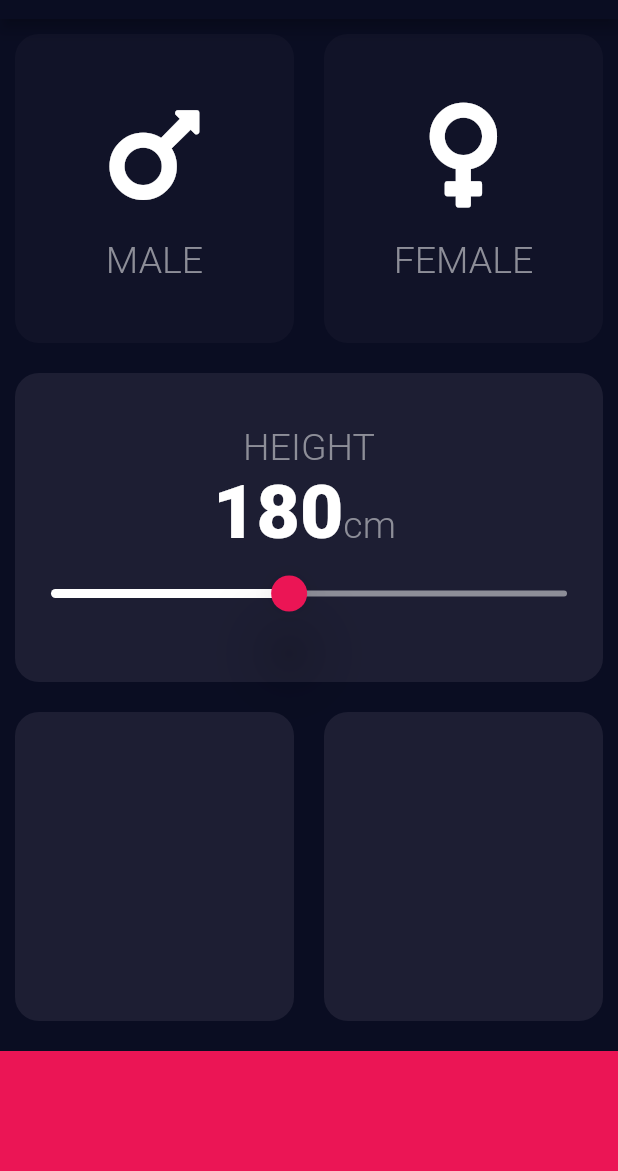
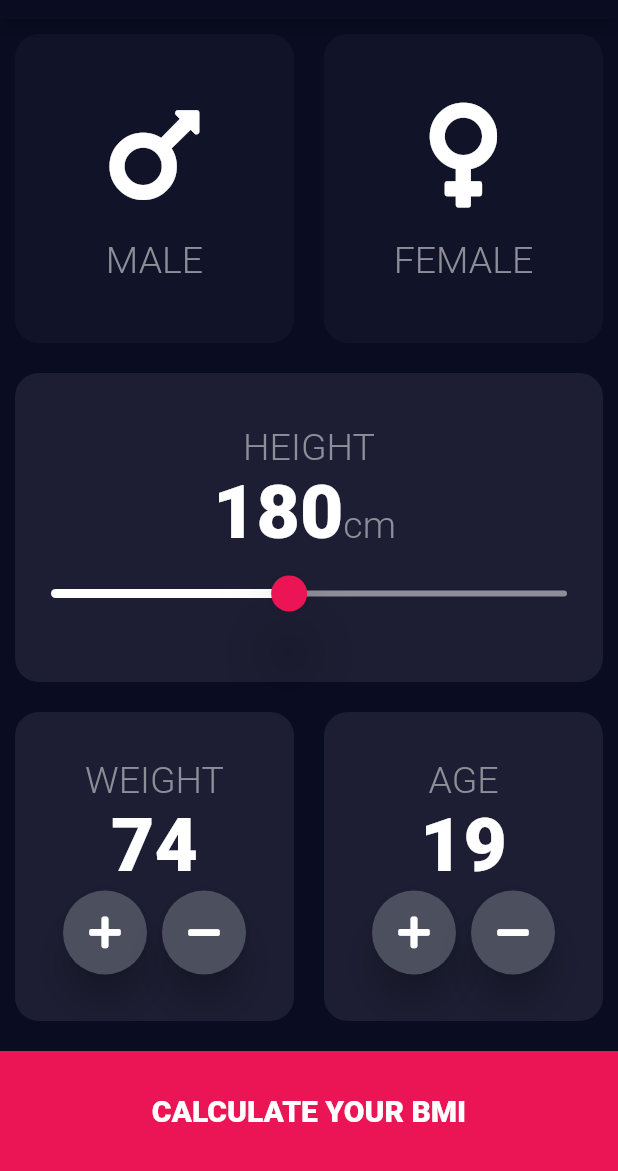
Before and after one commit to rahul07sharmars/Body_Mass_Index, a Flutter app: the screen it shows after launch, on a phone screen of 412 x 824 dp, the part 65-1236 px from its top. Run offline on Flutter 3.47's test engine with Material 2 defaults, Android fonts, the phone set to English and light mode, and no system bars; our stand-ins replace font_awesome_flutter.

Commit message:
project completed

```diff
--- /dev/null
+++ b/body_mass_index/lib/calculate_brain.dart
@@ -0,0 +1,32 @@
+import 'package:flutter/material.dart';
+import 'dart:math';
+
+class CalculateBrain {
+  CalculateBrain({@required this.weight, @required this.height});
+  final int weight;
+  final int height;
+  double _bmi;
+  String CalculateBMI() {
+    _bmi = (weight / pow(height / 100, 2));
+
+    return _bmi.toStringAsFixed(2);
+  }
+
+  String getResult() {
+    if (_bmi > 25)
+      return 'Overweight';
+    else if (_bmi > 18.5)
+      return 'Normal';
+    else
+      return 'Underweight';
+  }
+
+  String getInterpretation() {
+    if (_bmi > 25) {
+      return 'You have higher than the normal body weight. Try to exercise more.';
+    } else if (_bmi > 18.5) {
+      return 'You have normal body weight, good. Maintaine it';
+    } else
+      return 'YOu have lower than the normal body weight. You can eat a mit more';
+  }
+}
--- /dev/null
+++ b/body_mass_index/lib/components/calculate_button.dart
@@ -0,0 +1,30 @@
+import 'package:flutter/material.dart';
+import 'package:body_mass_index/constants.dart';
+
+class CalculateButton extends StatelessWidget {
+  CalculateButton({@required this.text, @required this.onPress});
+  final String text;
+  final Function onPress;
+  //const CalculateButton({Key key}) : super(key: key);
+
+  @override
+  Widget build(BuildContext context) {
+    return Container(
+      child: TextButton(
+        style: TextButton.styleFrom(primary: Colors.white),
+        onPressed: onPress,
+        child: Row(
+          mainAxisAlignment: MainAxisAlignment.center,
+          children: [
+            Text(text,
+                style: TextStyle(fontSize: 20, fontWeight: FontWeight.w800)),
+          ],
+        ),
+      ),
+      color: kBottomContainerColor,
+      margin: EdgeInsets.only(top: 10.0),
+      width: double.infinity,
+      height: kBottomContainerHeight,
+    );
+  }
+}
--- /dev/null
+++ b/body_mass_index/lib/components/round_icon_button.dart
@@ -0,0 +1,25 @@
+
+import 'package:flutter/material.dart';
+import 'package:font_awesome_flutter/font_awesome_flutter.dart';
+
+
+class RoundIconButton extends StatelessWidget {
+  //const RoundIconButton({Key key}) : super(key: key);
+  RoundIconButton({@required this.icon, @required this.press});
+  final IconData icon;
+  final press;
+  @override
+  Widget build(BuildContext context) {
+    return RawMaterialButton(
+      child: Icon(icon),
+      constraints: BoxConstraints.tightFor(
+        width: 56.0,
+        height: 56.0,
+      ),
+      onPressed: press,
+      elevation: 10.0,
+      shape: CircleBorder(),
+      fillColor: Color(0xFF4C4F5E),
+    );
+  }
+}
--- a/body_mass_index/lib/constants.dart
+++ b/body_mass_index/lib/constants.dart
@@ -6,7 +6,7 @@ const klabelTextStyle = TextStyle(
   color: Color(0xFF8D8E98),
 );
 
-const kNumberTextStyle = TextStyle(fontSize: 50, fontWeight: FontWeight.w800);
+const kNumberTextStyle = TextStyle(fontSize: 50,  fontWeight: FontWeight.w800, );
 
 const double kBottomContainerHeight = 80.0;
 const Color kActiveCardColor = Color(0xFF1D1E33);
--- a/body_mass_index/lib/input_page.dart
+++ /dev/null
@@ -1,140 +0,0 @@
-import 'package:flutter/material.dart';
-import 'package:font_awesome_flutter/font_awesome_flutter.dart';
-import 'reusable_card.dart';
-import 'icon_content.dart';
-import 'package:body_mass_index/constants.dart';
-
-//next task is to build slider
-class InputPage extends StatefulWidget {
-  @override
-  _InputPageState createState() => _InputPageState();
-}
-
-enum Gender {
-  male,
-  female,
-}
-Gender selectedgender;
-int height = 180;
-
-class _InputPageState extends State<InputPage> {
-  @override
-  Widget build(BuildContext context) {
-    return Scaffold(
-        appBar: AppBar(
-          title: Text('BMI CALCULATOR'),
-        ),
-        body: Column(
-          crossAxisAlignment: CrossAxisAlignment.stretch,
-          children: [
-            Expanded(
-                child: Row(
-              children: [
-                Expanded(
-                  //flatbutton can also we be used but it modifies properties when pressed.
-
-                  child: ReusableCard(
-                    onPress: () {
-                      setState(() {
-                        selectedgender = Gender.male;
-                      });
-                    },
-                    colour: selectedgender == Gender.male
-                        ? kActiveCardColor
-                        : kInActiveCardColor,
-                    cardChild: IconContent(
-                      genderlabel: 'MALE',
-                      gendericon: FontAwesomeIcons.mars,
-                    ),
-                  ),
-                ),
-                Expanded(
-                  child: ReusableCard(
-                    onPress: () {
-                      setState(() {
-                        selectedgender = Gender.female;
-                      });
-                    },
-                    colour: selectedgender == Gender.female
-                        ? kActiveCardColor
-                        : kInActiveCardColor,
-                    cardChild: IconContent(
-                        genderlabel: 'FEMALE',
-                        gendericon: FontAwesomeIcons.venus),
-                  ),
-                ),
-              ],
-            )),
-            Expanded(
-              child: ReusableCard(
-                colour: kActiveCardColor,
-                cardChild: Column(
-                  mainAxisAlignment: MainAxisAlignment.center,
-                  children: [
-                    Text(
-                      "HEIGHT",
-                      style: klabelTextStyle,
-                    ),
-                    Row(
-                      textBaseline: TextBaseline.alphabetic,
-                      mainAxisAlignment: MainAxisAlignment.center,
-                      crossAxisAlignment: CrossAxisAlignment.baseline,
-                      children: [
-                        Text(height.toString(), style: kNumberTextStyle),
-                        Text(
-                          "cm ",
-                          style: klabelTextStyle,
-                        ),
-                      ],
-                    ),
-                    SliderTheme(
-                      data: SliderTheme.of(context).copyWith(
-                        inactiveTrackColor: Color(0xFF8D8E98),
-                        activeTrackColor: Colors.white,
-                        thumbColor: Color(0xFFEB1555),
-                        overlayColor: Color(0x29EB1555),
-                        thumbShape: RoundSliderThumbShape(
-                            enabledThumbRadius: 12.0, elevation: 20.0),
-                      ),
-                      child: Slider(
-                        value: height.toDouble(),
-                        min: 120.0,
-                        max: 250.0,
-                        onChanged: (double newValue) {
-                          print(newValue.round());
-                          setState(() {
-                            height = newValue.round();
-                          });
-                        },
-                      ),
-                    )
-                  ],
-                ),
-              ),
-            ),
-            Expanded(
-              child: Row(
-                children: [
-                  Expanded(
-                    child: ReusableCard(
-                      colour: kActiveCardColor,
-                    ),
-                  ),
-                  Expanded(
-                    child: ReusableCard(
-                      colour: kActiveCardColor,
-                    ),
-                  ),
-                ],
-              ),
-            ),
-            Container(
-              color: kBottomContainerColor,
-              margin: EdgeInsets.only(top: 10.0),
-              width: double.infinity,
-              height: kBottomContainerHeight,
-            )
-          ],
-        ));
-  }
-}
--- a/body_mass_index/lib/main.dart
+++ b/body_mass_index/lib/main.dart
@@ -1,5 +1,6 @@
 import 'package:flutter/material.dart';
-import 'input_page.dart';
+import 'package:body_mass_index/screens/input_page.dart';
+
 void main() => runApp(BMICalculator());
 
 class BMICalculator extends StatelessWidget {
@@ -7,13 +8,11 @@ class BMICalculator extends StatelessWidget {
   Widget build(BuildContext context) {
     return MaterialApp(
       theme: ThemeData.dark().copyWith(
-
         primaryColor: Color(0xFF0A0D22),
         scaffoldBackgroundColor: Color(0xFF0A0D22),
         accentColor: Colors.purple,
         //textTheme: TextTheme(body1: TextStyle(color: Colors.white)),
         //accentColor: Colors.accents,
-
       ),
       home: InputPage(),
     );
--- /dev/null
+++ b/body_mass_index/lib/screens/input_page.dart
@@ -0,0 +1,216 @@
+import 'package:body_mass_index/calculate_brain.dart';
+import 'package:body_mass_index/components/reusable_card.dart';
+import 'package:flutter/material.dart';
+import 'package:font_awesome_flutter/font_awesome_flutter.dart';
+import 'package:body_mass_index/components/icon_content.dart';
+import 'package:body_mass_index/components/round_icon_button.dart';
+import 'package:body_mass_index/constants.dart';
+import 'results_page.dart';
+import 'package:body_mass_index/components/calculate_button.dart';
+
+//next task is to build slider
+class InputPage extends StatefulWidget {
+  @override
+  _InputPageState createState() => _InputPageState();
+}
+
+enum Gender {
+  male,
+  female,
+}
+Gender selectedgender;
+int height = 180;
+int weight = 74;
+int age = 19;
+
+class _InputPageState extends State<InputPage> {
+  @override
+  Widget build(BuildContext context) {
+    return Scaffold(
+      appBar: AppBar(
+        title: Text('BMI CALCULATOR'),
+      ),
+      body: Column(
+        crossAxisAlignment: CrossAxisAlignment.stretch,
+        children: [
+          Expanded(
+              child: Row(
+            children: [
+              Expanded(
+                //flatbutton can also we be used but it modifies properties when pressed.
+
+                child: ReusableCard(
+                  onPress: () {
+                    setState(() {
+                      selectedgender = Gender.male;
+                    });
+                  },
+                  colour: selectedgender == Gender.male
+                      ? kActiveCardColor
+                      : kInActiveCardColor,
+                  cardChild: IconContent(
+                    genderlabel: 'MALE',
+                    gendericon: FontAwesomeIcons.mars,
+                  ),
+                ),
+              ),
+              Expanded(
+                child: ReusableCard(
+                  onPress: () {
+                    setState(() {
+                      selectedgender = Gender.female;
+                    });
+                  },
+                  colour: selectedgender == Gender.female
+                      ? kActiveCardColor
+                      : kInActiveCardColor,
+                  cardChild: IconContent(
+                      genderlabel: 'FEMALE',
+                      gendericon: FontAwesomeIcons.venus),
+                ),
+              ),
+            ],
+          )),
+          Expanded(
+            child: ReusableCard(
+              colour: kActiveCardColor,
+              cardChild: Column(
+                mainAxisAlignment: MainAxisAlignment.center,
+                children: [
+                  Text(
+                    "HEIGHT",
+                    style: klabelTextStyle,
+                  ),
+                  Row(
+                    textBaseline: TextBaseline.alphabetic,
+                    mainAxisAlignment: MainAxisAlignment.center,
+                    crossAxisAlignment: CrossAxisAlignment.baseline,
+                    children: [
+                      Text(height.toString(), style: kNumberTextStyle),
+                      Text(
+                        "cm ",
+                        style: klabelTextStyle,
+                      ),
+                    ],
+                  ),
+                  SliderTheme(
+                    data: SliderTheme.of(context).copyWith(
+                      inactiveTrackColor: Color(0xFF8D8E98),
+                      activeTrackColor: Colors.white,
+                      thumbColor: Color(0xFFEB1555),
+                      overlayColor: Color(0x29EB1555),
+                      thumbShape: RoundSliderThumbShape(
+                          enabledThumbRadius: 12.0, elevation: 20.0),
+                    ),
+                    child: Slider(
+                      value: height.toDouble(),
+                      min: 120.0,
+                      max: 250.0,
+                      onChanged: (double newValue) {
+                        print(newValue.round());
+                        setState(() {
+                          height = newValue.round();
+                        });
+                      },
+                    ),
+                  )
+                ],
+              ),
+            ),
+          ),
+          Expanded(
+            child: Row(
+              children: [
+                Expanded(
+                  child: ReusableCard(
+                    colour: kActiveCardColor,
+                    cardChild: Column(
+                      mainAxisAlignment: MainAxisAlignment.center,
+                      children: [
+                        Text(
+                          "WEIGHT",
+                          style: klabelTextStyle,
+                        ),
+                        Text(weight.toString(), style: kNumberTextStyle),
+                        Row(
+                          mainAxisAlignment: MainAxisAlignment.center,
+                          children: [
+                            RoundIconButton(
+                                icon: FontAwesomeIcons.plus,
+                                press: () {
+                                  setState(() {
+                                    weight += 1;
+                                  });
+                                }),
+                            SizedBox(width: 10.0),
+                            RoundIconButton(
+                                icon: FontAwesomeIcons.minus,
+                                press: () {
+                                  setState(() {
+                                    weight -= 1;
+                                  });
+                                }),
+                          ],
+                        ),
+                      ],
+                    ),
+                  ),
+                ),
+                Expanded(
+                  child: ReusableCard(
+                    colour: kActiveCardColor,
+                    cardChild: Column(
+                      mainAxisAlignment: MainAxisAlignment.center,
+                      children: [
+                        Text(
+                          "AGE",
+                          style: klabelTextStyle,
+                        ),
+                        Text(age.toString(), style: kNumberTextStyle),
+                        Row(
+                          mainAxisAlignment: MainAxisAlignment.center,
+                          children: [
+                            RoundIconButton(
+                                icon: FontAwesomeIcons.plus,
+                                press: () {
+                                  setState(() {
+                                    age += 1;
+                                  });
+                                }),
+                            SizedBox(width: 10.0),
+                            RoundIconButton(
+                                icon: FontAwesomeIcons.minus,
+                                press: () {
+                                  setState(() {
+                                    age -= 1;
+                                  });
+                                }),
+                          ],
+                        ),
+                      ],
+                    ),
+                  ),
+                ),
+              ],
+            ),
+          ),
+          CalculateButton(
+            text: "CALCULATE YOUR BMI",
+            onPress: () {
+              CalculateBrain calc =
+                  CalculateBrain(weight: weight, height: height);
+
+              Navigator.push(
+                  context,
+                  MaterialPageRoute(
+                      builder: (context) => ResultPage(
+                          res: calc.CalculateBMI(),
+                          desc: calc.getResult(),
+                          mess: calc.getInterpretation())));
+            },
+          ),
+        ],
+      ),
+    );
+  }
+}
--- /dev/null
+++ b/body_mass_index/lib/screens/tempCodeRunnerFile.dart
@@ -0,0 +1 @@
+textAlign: TextAlign.center
```
Also changed, not shown: body_mass_index/lib/screens/results_page.dart (added, +76 -0 lines), body_mass_index/lib/components/icon_content.dart (renamed from body_mass_index/lib/icon_content.dart), body_mass_index/lib/components/reusable_card.dart (renamed from body_mass_index/lib/reusable_card.dart).
